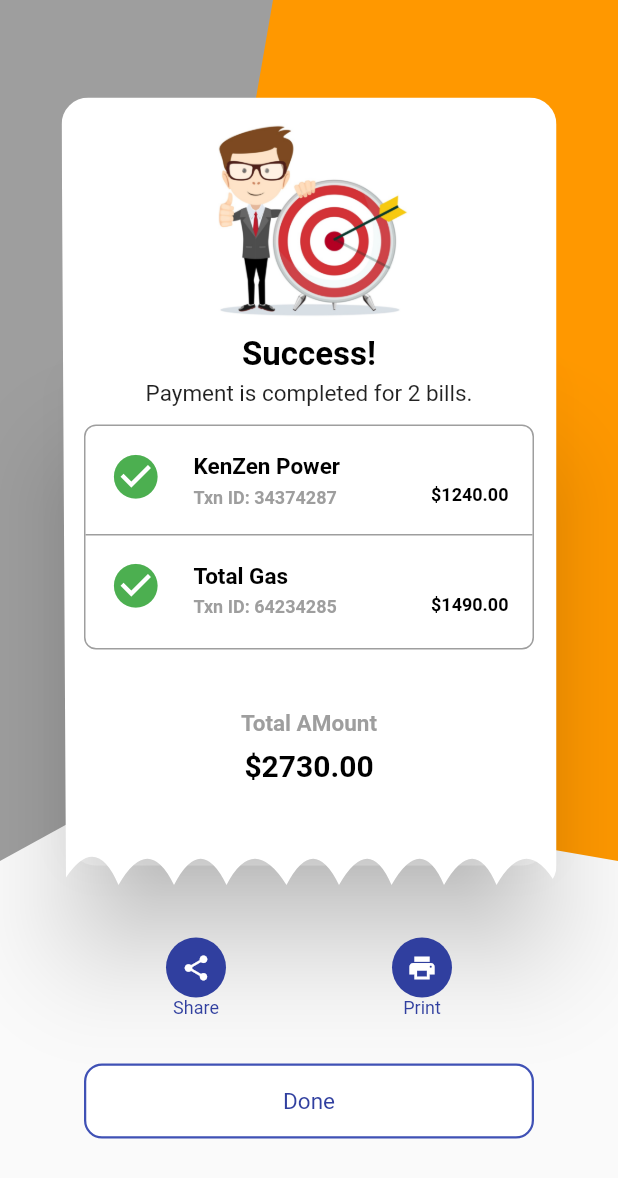
After one commit to grallage/flutter-ui-practices, a Flutter app: the Demo01DetailScreen screen opened directly, on a phone screen of 412 x 824 dp. The commit adds this screen. Shown: the top 1178 px of the screen. Run offline on Flutter 3.47's test engine with Material 2 defaults, Android fonts, the light colour scheme and no system bars.

Commit message:
Bill-Payments-Screen-UI part 2

```diff
--- a/lib/screens/demo01/detail_screen.dart
+++ b/lib/screens/demo01/detail_screen.dart
@@ -0,0 +1,77 @@
+import 'package:flutter/material.dart';
+
+import '../../widgets/demo01/detail_widgets.dart';
+
+class Demo01DetailScreen extends StatelessWidget {
+  const Demo01DetailScreen({super.key});
+
+  @override
+  Widget build(BuildContext context) {
+    final screenWidth = MediaQuery.of(context).size.width;
+    final screenHeight = MediaQuery.of(context).size.height;
+
+    return Scaffold(
+      body: Stack(
+        children: [
+          TopBackground(screenWidth: screenWidth, screenHeight: screenHeight),
+          const CardShadow(),
+          Column(
+            mainAxisAlignment: MainAxisAlignment.center,
+            children: [
+              // main card
+              const MainContent(),
+              // btn group
+              Padding(
+                padding: const EdgeInsets.only(top: 30),
+                child: Row(
+                  mainAxisAlignment: MainAxisAlignment.spaceEvenly,
+                  children: const [
+                    Button(
+                      text: "Share",
+                      icon: Icons.share,
+                    ),
+                    Button(
+                      text: "Print",
+                      icon: Icons.print,
+                    ),
+                  ],
+                ),
+              ),
+              // Button button
+              Padding(
+                padding: const EdgeInsets.only(top: 30.0),
+                child: InkWell(
+                  splashColor: Colors.red,
+                  onTap: () => Navigator.pop(context),
+                  child: Container(
+                    width: 300.0,
+                    height: 50.0,
+                    decoration: BoxDecoration(
+                      borderRadius: BorderRadius.circular(
+                        12.0,
+                      ),
+                      border: Border.all(
+                        color: Colors.indigo,
+                        width: 1.5,
+                      ),
+                      color: Colors.white,
+                    ),
+                    child: Center(
+                      child: Text(
+                        'Done',
+                        style: TextStyle(
+                          color: Colors.indigo[700],
+                          fontSize: 15.0,
+                        ),
+                      ),
+                    ),
+                  ),
+                ),
+              )
+            ],
+          )
+        ],
+      ),
+    );
+  }
+}
--- a/lib/screens/demo01/home_screen.dart
+++ b/lib/screens/demo01/home_screen.dart
@@ -1,4 +1,5 @@
 import 'package:flutter/material.dart';
+import 'package:flutter_ui_practices/screens/demo01/detail_screen.dart';
 import 'package:flutter_ui_practices/widgets/demo01/home_widgets.dart';
 
 class Demo01HomeScreen extends StatelessWidget {
@@ -98,7 +99,14 @@ class Demo01HomeScreen extends StatelessWidget {
                 //     ),
                 //   )),
                 // ),
-                onPressed: () => {},
+                onPressed: () => {
+                  Navigator.push(
+                    context,
+                    MaterialPageRoute(
+                      builder: (context) => const Demo01DetailScreen(),
+                    ),
+                  )
+                },
                 child: const Padding(
                   padding: EdgeInsets.only(
                     left: 60.0,
--- /dev/null
+++ b/lib/widgets/demo01/detail_widgets.dart
@@ -0,0 +1,373 @@
+import 'package:flutter/material.dart';
+
+class TopBackground extends StatelessWidget {
+  const TopBackground({
+    Key? key,
+    required this.screenWidth,
+    required this.screenHeight,
+  }) : super(key: key);
+
+  final double screenWidth;
+  final double screenHeight;
+
+  @override
+  Widget build(BuildContext context) {
+    return Stack(
+      children: [
+        ClipPath(
+          clipper: OrangeClipper(),
+          child: Container(
+            width: screenWidth,
+            height: screenHeight - 250.0,
+            decoration: const BoxDecoration(
+              color: Colors.orange,
+            ),
+          ),
+        ),
+        ClipPath(
+          clipper: BlackClipper(),
+          child: Container(
+            width: screenWidth - 230.0,
+            height: screenHeight - 250.0,
+            decoration: const BoxDecoration(
+              color: Colors.grey,
+            ),
+          ),
+        ),
+        const Center(
+          child: Text("body"),
+        ),
+      ],
+    );
+  }
+}
+
+class OrangeClipper extends CustomClipper<Path> {
+  @override
+  Path getClip(Size size) {
+    final width = size.width;
+    final height = size.height;
+    Path path = Path();
+
+    path.lineTo(width * 0.3, height - 50);
+    path.lineTo(width, height);
+    path.lineTo(width, 0.0);
+    path.close();
+    return path;
+  }
+
+  @override
+  bool shouldReclip(covariant CustomClipper<Path> oldClipper) {
+    return false;
+  }
+}
+
+class BlackClipper extends CustomClipper<Path> {
+  @override
+  Path getClip(Size size) {
+    final width = size.width;
+    final height = size.height;
+    Path path = Path();
+
+    path.lineTo(0.0, height);
+    path.lineTo(width * 0.5, height - 50.0);
+    path.lineTo(width, 0.0);
+    path.close();
+    return path;
+  }
+
+  @override
+  bool shouldReclip(covariant CustomClipper<Path> oldClipper) {
+    return false;
+  }
+}
+
+class CardShadow extends StatelessWidget {
+  const CardShadow({
+    Key? key,
+  }) : super(key: key);
+
+  @override
+  Widget build(BuildContext context) {
+    return Center(
+      child: Material(
+        elevation: 30,
+        color: Colors.white12,
+        borderRadius: BorderRadius.circular(18.0),
+        child: Container(
+          width: 320,
+          height: 330,
+          decoration: BoxDecoration(
+            color: Colors.white12,
+            borderRadius: BorderRadius.circular(18),
+          ),
+        ),
+      ),
+    );
+  }
+}
+
+class BillItem extends StatelessWidget {
+  const BillItem({
+    Key? key,
+    required this.title,
+    required this.subtitle,
+    required this.price,
+  }) : super(key: key);
+  final String title;
+  final String subtitle;
+  final String price;
+
+  @override
+  Widget build(BuildContext context) {
+    return ListTile(
+      // success icon
+      leading: const Icon(
+        Icons.check_circle,
+        color: Colors.green,
+        size: 35,
+      ),
+      title: Text(
+        title,
+        style: const TextStyle(
+          color: Colors.black,
+          fontWeight: FontWeight.bold,
+          fontSize: 15,
+        ),
+      ),
+      subtitle: Text(
+        subtitle,
+        style: const TextStyle(
+          color: Colors.grey,
+          fontWeight: FontWeight.bold,
+          fontSize: 12,
+        ),
+      ),
+      trailing: Padding(
+        padding: const EdgeInsets.only(top: 20),
+        child: Text(
+          price,
+          style: const TextStyle(
+            color: Colors.black,
+            fontWeight: FontWeight.bold,
+            fontSize: 12,
+          ),
+        ),
+      ),
+    );
+  }
+}
+
+class MainContent extends StatelessWidget {
+  const MainContent({
+    Key? key,
+  }) : super(key: key);
+
+  @override
+  Widget build(BuildContext context) {
+    return Center(
+      child: ClipPath(
+        clipper: ZigZagClipper(),
+        child: Container(
+          width: 330,
+          height: 530,
+          decoration: BoxDecoration(
+            color: Colors.white,
+            borderRadius: BorderRadius.circular(18.0),
+          ),
+          child: Column(
+            children: [
+              // Logo Icon
+              Padding(
+                padding: const EdgeInsets.only(top: 8),
+                child: Container(
+                  width: 150,
+                  height: 150,
+                  decoration: const BoxDecoration(
+                      image: DecorationImage(
+                          image: AssetImage('assets/demo01/dart.jpg'))),
+                ),
+              ),
+              // title
+              const Text(
+                "Success!",
+                style: TextStyle(
+                  fontSize: 22,
+                  color: Colors.black,
+                  fontWeight: FontWeight.bold,
+                ),
+              ),
+              // subtitle
+              const Padding(
+                padding: EdgeInsets.only(top: 4),
+                child: Text(
+                  "Payment is completed for 2 bills.",
+                  style: TextStyle(
+                    fontSize: 15,
+                  ),
+                ),
+              ),
+              // bills info
+              Padding(
+                padding: const EdgeInsets.only(top: 12),
+                child: Container(
+                  width: 300,
+                  height: 150,
+                  decoration: BoxDecoration(
+                    borderRadius: BorderRadius.circular(8),
+                    border: Border.all(color: Colors.grey, width: 1),
+                  ),
+                  child: Column(children: [
+                    const BillItem(
+                      title: "KenZen Power",
+                      subtitle: "Txn ID: 34374287",
+                      price: "\$1240.00",
+                    ),
+                    // hr
+                    Container(
+                      width: 300,
+                      height: 1,
+                      color: Colors.grey,
+                    ),
+                    const BillItem(
+                      title: 'Total Gas',
+                      subtitle: "Txn ID: 64234285",
+                      price: "\$1490.00",
+                    ),
+                  ]),
+                ),
+              ),
+              // bottom info
+              const Padding(
+                padding: EdgeInsets.only(
+                  top: 40,
+                ),
+                child: Text(
+                  "Total AMount",
+                  style: TextStyle(
+                    color: Colors.grey,
+                    fontWeight: FontWeight.bold,
+                    fontSize: 15.0,
+                  ),
+                ),
+              ),
+              // total price
+              const Padding(
+                padding: EdgeInsets.only(top: 8),
+                child: Text(
+                  "\$2730.00",
+                  style: TextStyle(
+                    color: Colors.black,
+                    fontWeight: FontWeight.bold,
+                    fontSize: 20,
+                  ),
+                ),
+              ),
+            ],
+          ),
+        ),
+      ),
+    );
+  }
+}
+
+class Button extends StatelessWidget {
+  const Button({
+    Key? key,
+    required this.text,
+    required this.icon,
+  }) : super(key: key);
+  final String text;
+  final IconData icon;
+
+  @override
+  Widget build(BuildContext context) {
+    return Column(
+      children: [
+        Container(
+          decoration: BoxDecoration(
+            borderRadius: BorderRadius.circular(40),
+            color: Colors.indigo[700],
+          ),
+          width: 40,
+          height: 40,
+          child: Center(
+              child: Icon(
+            icon,
+            color: Colors.white,
+            size: 20,
+          )),
+        ),
+        Text(
+          text,
+          style: TextStyle(
+            color: Colors.indigo[700],
+            fontSize: 12,
+          ),
+        )
+      ],
+    );
+  }
+}
+
+class ZigZagClipper extends CustomClipper<Path> {
+  @override
+  Path getClip(Size size) {
+    Path path = Path();
+
+    path.lineTo(3.0, size.height - 10.0);
+
+    var firstControlPoint = Offset(23.0, size.height - 40.0);
+    var firstEndPoint = Offset(38.0, size.height - 5.0);
+    path.quadraticBezierTo(firstControlPoint.dx, firstControlPoint.dy,
+        firstEndPoint.dx, firstEndPoint.dy);
+
+    var secondControlPoint = Offset(58.0, size.height - 40.0);
+    var secondEndPoint = Offset(75.0, size.height - 5.0);
+    path.quadraticBezierTo(secondControlPoint.dx, secondControlPoint.dy,
+        secondEndPoint.dx, secondEndPoint.dy);
+
+    var thirdControlPoint = Offset(93.0, size.height - 40.0);
+    var thirdEndPoint = Offset(110.0, size.height - 5.0);
+    path.quadraticBezierTo(thirdControlPoint.dx, thirdControlPoint.dy,
+        thirdEndPoint.dx, thirdEndPoint.dy);
+
+    var fourthControlPoint = Offset(128.0, size.height - 40.0);
+    var fourthEndPoint = Offset(150.0, size.height - 5.0);
+    path.quadraticBezierTo(fourthControlPoint.dx, fourthControlPoint.dy,
+        fourthEndPoint.dx, fourthEndPoint.dy);
+
+    var fifthControlPoint = Offset(168.0, size.height - 40.0);
+    var fifthEndPoint = Offset(185.0, size.height - 5.0);
+    path.quadraticBezierTo(fifthControlPoint.dx, fifthControlPoint.dy,
+        fifthEndPoint.dx, fifthEndPoint.dy);
+
+    var sixthControlPoint = Offset(205.0, size.height - 40.0);
+    var sixthEndPoint = Offset(220.0, size.height - 5.0);
+    path.quadraticBezierTo(sixthControlPoint.dx, sixthControlPoint.dy,
+        sixthEndPoint.dx, sixthEndPoint.dy);
+
+    var sevenControlPoint = Offset(240.0, size.height - 40.0);
+    var sevenEndPoint = Offset(255.0, size.height - 5.0);
+    path.quadraticBezierTo(sevenControlPoint.dx, sevenControlPoint.dy,
+        sevenEndPoint.dx, sevenEndPoint.dy);
+
+    var eightControlPoint = Offset(275.0, size.height - 40.0);
+    var eightEndPoint = Offset(290.0, size.height - 5.0);
+    path.quadraticBezierTo(eightControlPoint.dx, eightControlPoint.dy,
+        eightEndPoint.dx, eightEndPoint.dy);
+
+    var ninthControlPoint = Offset(310.0, size.height - 40.0);
+    var ninthEndPoint = Offset(330.0, size.height - 5.0);
+    path.quadraticBezierTo(ninthControlPoint.dx, ninthControlPoint.dy,
+        ninthEndPoint.dx, ninthEndPoint.dy);
+
+    path.lineTo(size.width, size.height - 10.0);
+    path.lineTo(size.width, 0.0);
+    path.close();
+    return path;
+  }
+
+  @override
+  bool shouldReclip(CustomClipper<Path> oldClipper) => false;
+}
```
